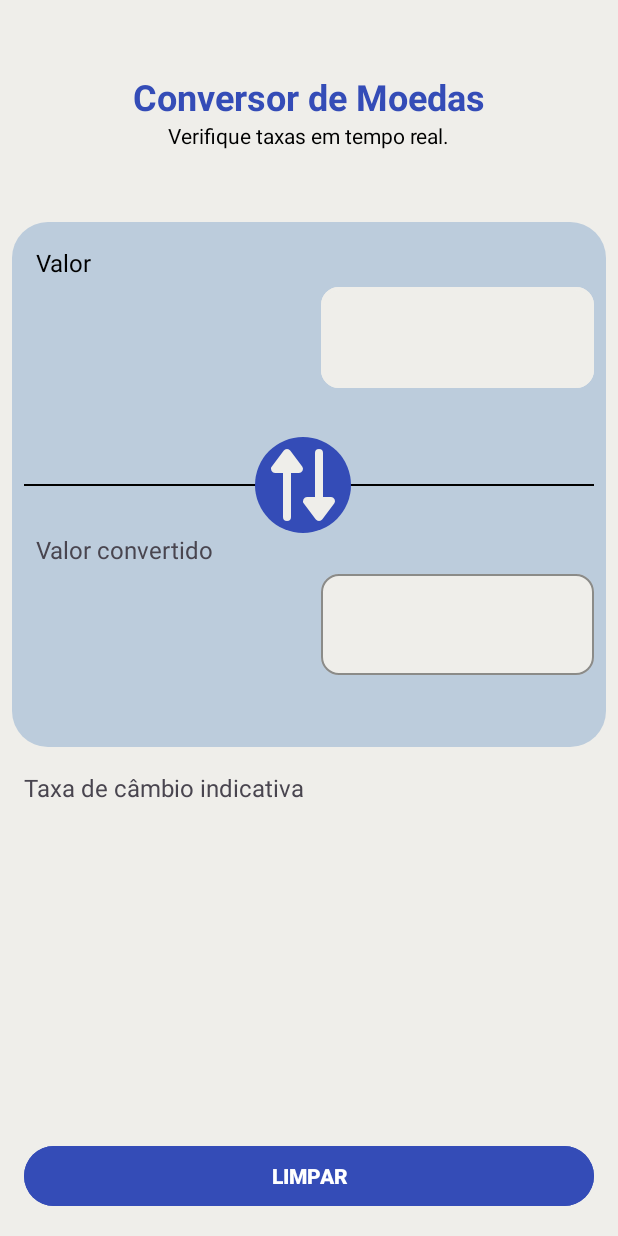
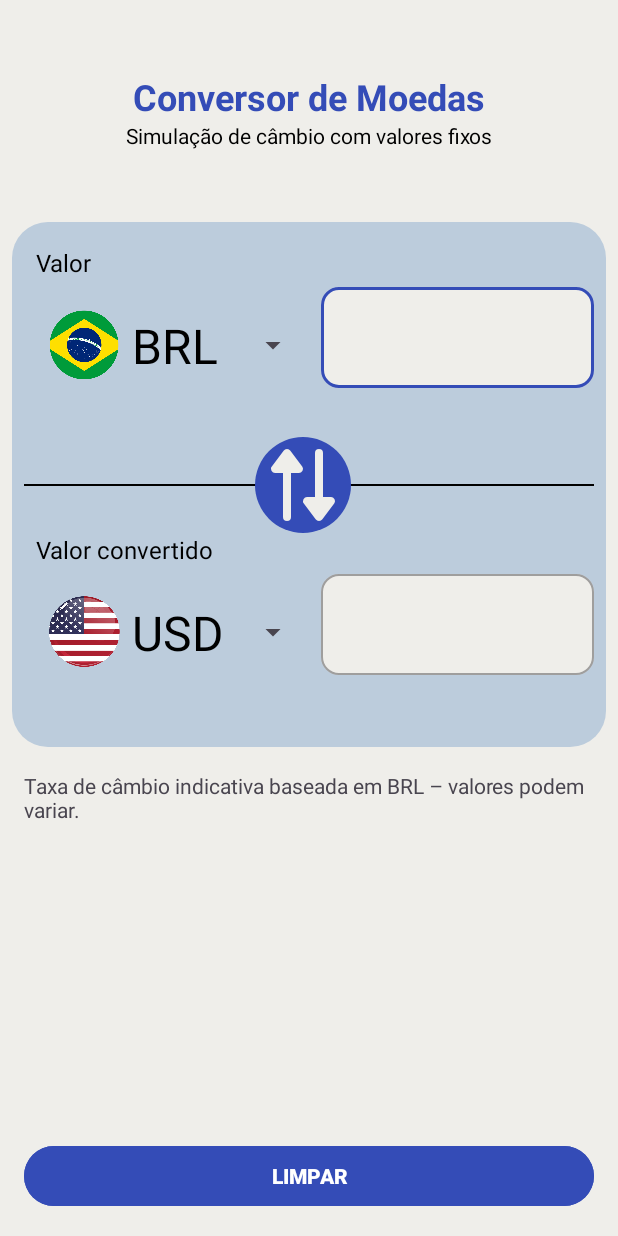
Before and after one commit to marcuspereira02/CurrencyConverter, an Android app: the screen it shows after launch (MainActivity), on a phone screen of 412 x 824 dp. Run offline under Robolectric (Android 15) with nearby library versions, the phone set to English and light mode, and no system bars.

Commit message:
logica app

```diff
--- a/app/build.gradle.kts
+++ b/app/build.gradle.kts
@@ -13,6 +13,10 @@ android {
         targetSdk = 34
         versionCode = 1
         versionName = "1.0"
+
+        buildFeatures{
+            viewBinding = true
+        }
 
         testInstrumentationRunner = "androidx.test.runner.AndroidJUnitRunner"
     }
--- /dev/null
+++ b/app/src/main/java/com/marcuspereira/currencyconverter/CoinData.kt
@@ -0,0 +1,10 @@
+package com.marcuspereira.currencyconverter
+
+import androidx.annotation.DrawableRes
+
+data class CoinData(
+    val name: String,
+    val coin: Double,
+    @DrawableRes val icon: Int,
+    val isSelected: Boolean
+)
--- a/app/src/main/java/com/marcuspereira/currencyconverter/MainActivity.kt
+++ b/app/src/main/java/com/marcuspereira/currencyconverter/MainActivity.kt
@@ -1,20 +1,166 @@
 package com.marcuspereira.currencyconverter
 
 import android.os.Bundle
+import android.text.Editable
+import android.text.TextWatcher
+import android.util.Log
+import android.view.View
+import android.widget.AdapterView
+import android.widget.Spinner
 import androidx.activity.enableEdgeToEdge
 import androidx.appcompat.app.AppCompatActivity
 import androidx.core.view.ViewCompat
 import androidx.core.view.WindowInsetsCompat
+import com.google.android.material.snackbar.Snackbar
+import com.google.android.material.textfield.TextInputEditText
+import com.marcuspereira.currencyconverter.databinding.ActivityMainBinding
 
 class MainActivity : AppCompatActivity() {
+
+    private val adapter = SpinnerAdapter(this, listOfCoins)
+    private lateinit var binding: ActivityMainBinding
+
+    private lateinit var selectedOriginCoin: CoinData
+    private lateinit var selectedTargetCoin: CoinData
+
     override fun onCreate(savedInstanceState: Bundle?) {
         super.onCreate(savedInstanceState)
+        binding = ActivityMainBinding.inflate(layoutInflater)
+        setContentView(binding.root)
         enableEdgeToEdge()
-        setContentView(R.layout.activity_main)
-        ViewCompat.setOnApplyWindowInsetsListener(findViewById(R.id.main)) { v, insets ->
+        ViewCompat.setOnApplyWindowInsetsListener(/* view = */ findViewById(R.id.main)) { v, insets ->
             val systemBars = insets.getInsets(WindowInsetsCompat.Type.systemBars())
             v.setPadding(systemBars.left, systemBars.top, systemBars.right, systemBars.bottom)
             insets
         }
+
+        binding.spinnerAmount.adapter = adapter
+        binding.spinnerConvertedAmount.adapter = adapter
+
+        binding.spinnerAmount.setSelection(0)
+        binding.spinnerConvertedAmount.setSelection(6)
+
+        binding.spinnerAmount.onItemSelectedListener = object : AdapterView.OnItemSelectedListener {
+            override fun onItemSelected(
+                parent: AdapterView<*>?,
+                view: View?,
+                position: Int,
+                id: Long
+            ) {
+                selectedOriginCoin = listOfCoins[position]
+                convertCurrency()
+            }
+
+            override fun onNothingSelected(parent: AdapterView<*>?) {}
+        }
+
+        binding.spinnerConvertedAmount.onItemSelectedListener =
+            object : AdapterView.OnItemSelectedListener {
+                override fun onItemSelected(
+                    parent: AdapterView<*>?,
+                    view: View?,
+                    position: Int,
+                    id: Long
+                ) {
+                    selectedTargetCoin = listOfCoins[position]
+                    convertCurrency()
+                }
+
+                override fun onNothingSelected(parent: AdapterView<*>?) {}
+            }
+
+        binding.tieValueForConversion.addTextChangedListener(object : TextWatcher {
+            override fun beforeTextChanged(s: CharSequence?, start: Int, count: Int, after: Int) {}
+            override fun onTextChanged(s: CharSequence?, start: Int, before: Int, count: Int) {
+                convertCurrency()
+            }
+            override fun afterTextChanged(s: Editable?) {}
+        })
+
+        binding.btnClean.setOnClickListener {
+            binding.tieValueConverted.setText("")
+            binding.tieValueForConversion.setText("")
+        }
+
+        binding.imageButton.setOnClickListener{
+            val temp = selectedOriginCoin
+            selectedOriginCoin = selectedTargetCoin
+            selectedTargetCoin = temp
+
+            val originIndex = listOfCoins.indexOf(selectedOriginCoin)
+            val targetIndex = listOfCoins.indexOf(selectedTargetCoin)
+
+            binding.spinnerAmount.setSelection(originIndex)
+            binding.spinnerConvertedAmount.setSelection(targetIndex)
+
+            convertCurrency()
+
+        }
     }
+
+    private fun convertCurrency() {
+        val inputText = binding.tieValueForConversion.text.toString().trim()
+        val input = inputText.toDoubleOrNull()
+
+        if ( input != null) {
+            val result = input * (selectedTargetCoin.coin / selectedOriginCoin.coin)
+
+            val formatNum = String.format("%.2f", result)
+            binding.tieValueConverted.setText(formatNum)
+
+            Log.d("Result", "Resultado: $result")
+        } else {
+            binding.tieValueConverted.setText("")
+        }
+
+    }
+
 }
+    private val listOfCoins = listOf(
+        CoinData(
+            name = "BRL",
+            coin = 1.0,
+            icon = R.drawable.flag_brazil,
+            isSelected = false
+        ),
+
+        CoinData(
+            name = "CAD",
+            coin = 0.25,
+            icon = R.drawable.flag_canada,
+            isSelected = false
+        ),
+
+        CoinData(
+            name = "CNY",
+            coin = 1.276,
+            icon = R.drawable.flag_china,
+            isSelected = false
+        ),
+        CoinData(
+            name = "EUR",
+            coin = 0.1569,
+            icon = R.drawable.flag_euro,
+            isSelected = false
+        ),
+        CoinData(
+            name = "GBP",
+            coin = 0.1328,
+            icon = R.drawable.flag_united_kingdom,
+            isSelected = false
+        ),
+        CoinData(
+            name = "INR",
+            coin = 15.15,
+            icon = R.drawable.flag_india,
+            isSelected = false
+        ),
+
+        CoinData(
+            name = "USD",
+            coin = 0.18,
+            icon = R.drawable.flag_united_states,
+            isSelected = false
+        )
+
+    )
--- /dev/null
+++ b/app/src/main/java/com/marcuspereira/currencyconverter/SpinnerAdapter.kt
@@ -0,0 +1,36 @@
+package com.marcuspereira.currencyconverter
+
+import android.content.Context
+import android.view.LayoutInflater
+import android.view.View
+import android.view.ViewGroup
+import android.widget.BaseAdapter
+import android.widget.ImageView
+import android.widget.TextView
+
+class SpinnerAdapter (private val context : Context, private val coins : List<CoinData>) : BaseAdapter(){
+
+    override fun getCount(): Int = coins.size
+
+    override fun getItem(position: Int): CoinData = coins[position]
+
+    override fun getItemId(position: Int): Long = position.toLong()
+
+    override fun getView(position: Int, convertView: View?, parent: ViewGroup?): View {
+        val view = convertView?: LayoutInflater.from(context).inflate(R.layout.item_spinner, parent, false)
+
+        val imageView = view.findViewById<ImageView>(R.id.iv_flag)
+        val textView = view.findViewById<TextView>(R.id.tv_name)
+
+        val coin = coins[position]
+
+        imageView.setImageResource(coin.icon)
+        textView.text = coin.name
+
+        return view
+    }
+
+    override fun getDropDownView(position: Int, convertView: View?, parent: ViewGroup?): View {
+        return getView(position, convertView, parent)
+    }
+}
--- a/app/src/main/res/layout/activity_main.xml
+++ b/app/src/main/res/layout/activity_main.xml
@@ -32,7 +32,7 @@
         android:id="@+id/tv_subtitle"
         android:layout_width="wrap_content"
         android:layout_height="wrap_content"
-        android:text="Verifique taxas em tempo real."
+        android:text="Simulação de câmbio com valores fixos"
         android:textColor="@color/black"
         app:layout_constraintEnd_toEndOf="@id/tv_title"
         app:layout_constraintStart_toStartOf="@id/tv_title"
@@ -86,7 +86,7 @@
             android:id="@+id/tie_value_for_conversion"
             android:layout_width="match_parent"
             android:layout_height="wrap_content"
-            android:inputType="numberDecimal"
+            android:gravity="center"
             android:textSize="24sp"
             android:textStyle="bold" />
     </com.google.android.material.textfield.TextInputLayout>
@@ -121,6 +121,7 @@
         android:layout_height="wrap_content"
         android:layout_marginStart="16dp"
         android:text="Valor convertido"
+        android:textColor="@color/black"
         android:textSize="16sp"
         app:layout_constraintStart_toStartOf="@id/imageView"
         app:layout_constraintTop_toBottomOf="@+id/imageButton" />
@@ -149,6 +150,12 @@
             android:id="@+id/tie_value_converted"
             android:layout_width="match_parent"
             android:layout_height="wrap_content"
+            android:clickable="false"
+            android:cursorVisible="false"
+            android:focusable="false"
+            android:gravity="center"
+            android:inputType="none"
+            android:longClickable="false"
             android:textSize="24sp"
             android:textStyle="bold" />
     </com.google.android.material.textfield.TextInputLayout>
@@ -159,22 +166,10 @@
         android:layout_height="wrap_content"
         android:layout_marginStart="8dp"
         android:layout_marginTop="16dp"
-        android:text="Taxa de câmbio indicativa"
-        android:textSize="16sp"
+        android:text="Taxa de câmbio indicativa baseada em BRL – valores podem variar."
+        android:textSize="14sp"
         app:layout_constraintStart_toStartOf="@+id/imageView"
         app:layout_constraintTop_toBottomOf="@+id/imageView" />
-
-    <TextView
-        android:id="@+id/tv_exchange_rate"
-        android:layout_width="wrap_content"
-        android:layout_height="wrap_content"
-        android:layout_marginTop="8dp"
-        android:textColor="@color/black"
-        android:textSize="20sp"
-        android:textStyle="bold"
-        app:layout_constraintStart_toStartOf="@+id/tv_indicative_rate"
-        app:layout_constraintTop_toBottomOf="@+id/tv_indicative_rate"
-        tools:text="1 SGD = 0.7367 USD" />
 
     <Button
         android:id="@+id/btn_clean"
--- a/app/src/main/res/layout/item_spinner.xml
+++ b/app/src/main/res/layout/item_spinner.xml
@@ -1,18 +1,30 @@
 <?xml version="1.0" encoding="utf-8"?>
-<LinearLayout xmlns:android="http://schemas.android.com/apk/res/android"
+<androidx.constraintlayout.widget.ConstraintLayout xmlns:android="http://schemas.android.com/apk/res/android"
+    xmlns:app="http://schemas.android.com/apk/res-auto"
+    xmlns:tools="http://schemas.android.com/tools"
     android:layout_width="match_parent"
     android:layout_height="wrap_content"
-    xmlns:tools="http://schemas.android.com/tools"
-    android:orientation="horizontal">
+    android:paddingVertical="12dp"
+    android:paddingHorizontal="8dp">
 
     <ImageView
         android:id="@+id/iv_flag"
-        android:layout_width="wrap_content"
-        android:layout_height="wrap_content"/>
+        android:layout_width="48dp"
+        android:layout_height="48dp"
+        android:layout_marginStart="8dp"
+        android:scaleType="centerCrop" />
 
     <TextView
+        android:id="@+id/tv_name"
         android:layout_width="wrap_content"
         android:layout_height="wrap_content"
-        tools:text="USD"/>
+        android:layout_marginStart="8dp"
+        android:gravity="center"
+        android:textColor="@color/black"
+        android:textSize="32sp"
+        app:layout_constraintBottom_toBottomOf="parent"
+        app:layout_constraintStart_toEndOf="@+id/iv_flag"
+        app:layout_constraintTop_toTopOf="parent"
+        tools:text="USD" />
 
-</LinearLayout>
+</androidx.constraintlayout.widget.ConstraintLayout>
--- a/app/src/main/res/values/themes.xml
+++ b/app/src/main/res/values/themes.xml
@@ -2,13 +2,11 @@
     <!-- Base application theme. -->
     <style name="Base.Theme.CurrencyConverter" parent="Theme.Material3.DayNight.NoActionBar">
         <!-- Customize your light theme here. -->
-        <!-- <item name="colorPrimary">@color/my_light_primary</item> -->
+       <item name="colorPrimary">@color/blue</item>
     </style>
 
     <style name="RoundedTextInputLayout" parent="Widget.MaterialComponents.TextInputLayout.OutlinedBox">
         <item name="boxBackgroundColor">@color/white</item>
-        <item name="boxBackgroundMode">outline</item>
-        <item name="boxStrokeColor">@color/white</item>
         <item name="boxCornerRadiusTopStart">12dp</item>
         <item name="boxCornerRadiusTopEnd">12dp</item>
         <item name="boxCornerRadiusBottomStart">12dp</item>
```
Also changed, not shown: app/src/main/res/drawable/ic_cash.xml (added, +81 -0 lines), app/src/main/res/drawable/flag_brazil.png (added), app/src/main/res/drawable/flag_canada.PNG (added), app/src/main/res/drawable/flag_china.png (added), app/src/main/res/drawable/flag_euro.png (added), app/src/main/res/drawable/flag_india.PNG (added), app/src/main/res/drawable/flag_united_kingdom.png (added), app/src/main/res/drawable/flag_united_states.png (added).
